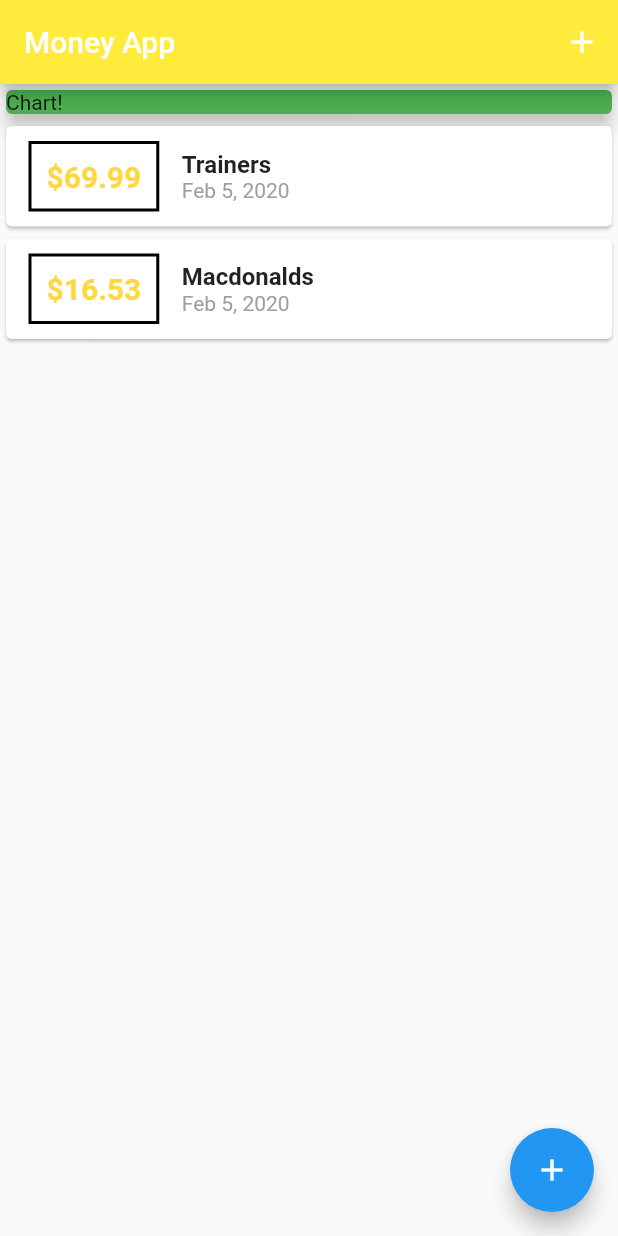
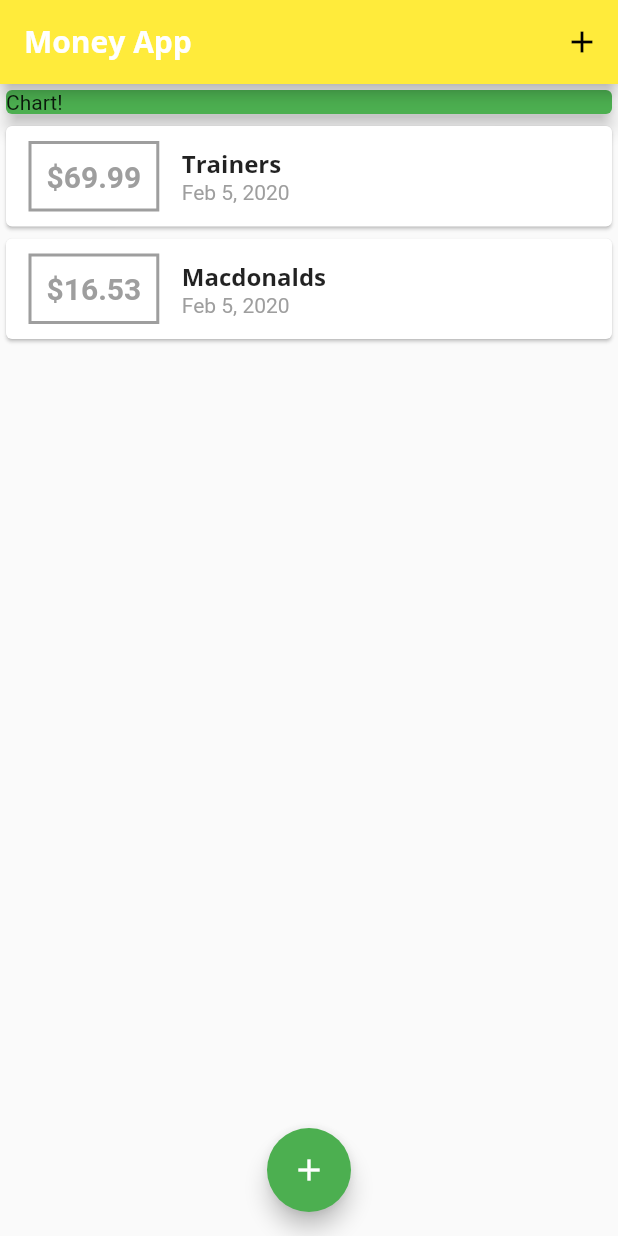
Before and after one commit to JamesRotimi/money_tracker_app, a Flutter app: the screen it shows after launch, on a phone screen of 412 x 824 dp. Run offline on Flutter 3.47's test engine with Material 2 defaults, Android fonts, the phone set to English and light mode, and no system bars.

Commit message:
adding new fonts to app Opensans and Quicksand

```diff
--- a/lib/Widgets/transaction_list.dart
+++ b/lib/Widgets/transaction_list.dart
@@ -12,7 +12,7 @@ TransactionList(this.transactions);
     return Container(
       height: 600,
       child: ListView.builder(
-            itemBuilder: (ctx, index){
+        itemBuilder: (ctx, index) {
           return Card(
             child: Row(
               children: <Widget>[
@@ -22,25 +22,28 @@ TransactionList(this.transactions);
                     horizontal: 15,
                   ),
                   decoration: BoxDecoration(
-                        border: Border.all(color: Colors.black, width: 2),
+                    border: Border.all(
+                        color: Theme.of(context).primaryColor,
+                        width: 2),
                   ),
                   padding: EdgeInsets.all(10),
                   child: Text(
-                        '\$${transactions[index].amount.toStringAsFixed(2)}', // this ensures that all numbers received will be fixed with 2 decimal places.
+                    '\$${transactions[index].amount.toStringAsFixed(2)}',
+                    // this ensures that all numbers received will be fixed with 2 decimal places.
                     style: TextStyle(
                       fontWeight: FontWeight.bold,
                       fontSize: 20,
-                          color: Colors.amberAccent,
+                      color: Theme.of(context).primaryColor,
                     ),
                   ),
                 ),
                 Column(
-                      crossAxisAlignment: CrossAxisAlignment.start, // this aligns the title to be positioned at the start i.e left
+                  crossAxisAlignment: CrossAxisAlignment.start,
+                  // this aligns the title to be positioned at the start i.e left
                   children: <Widget>[
                     Text(
                       transactions[index].title,
-                          style: TextStyle(
-                              fontSize: 16, fontWeight: FontWeight.bold),
+                      style: Theme.of(context).textTheme.title,
                     ),
                     Text(
                       DateFormat.yMMMd().format(transactions[index].date),
--- a/lib/main.dart
+++ b/lib/main.dart
@@ -10,7 +10,26 @@ class MyApp extends StatelessWidget {
   Widget build(BuildContext context) {
     // TODO: implement build
     return MaterialApp(
-      title: 'Flutter',
+      title: 'Personal Expenses',
+      theme: ThemeData(
+          primarySwatch: Colors.grey,
+          accentColor: Colors.green,
+          fontFamily: 'Quicksand',
+          textTheme: ThemeData.light().textTheme.copyWith(
+                title: TextStyle(
+                  fontFamily: 'OpenSans',
+                  fontSize: 16,
+                  fontWeight: FontWeight.bold,
+                ),
+              ),
+          appBarTheme: AppBarTheme(
+            textTheme: ThemeData.light().textTheme.copyWith(
+                    title: TextStyle(
+                  fontFamily: 'OpenSans',
+                  fontSize: 20,
+                  fontWeight: FontWeight.bold,
+                )),
+          )),
       debugShowCheckedModeBanner: false,
       home: MyHomePage(),
     );
@@ -52,10 +71,10 @@ class _MyHomePageState extends State<MyHomePage> {
         context: ctx,
         builder: (_) {
           return GestureDetector(
-           onTap: () {},
-           child: NewTransaction(_addNewTransaction),
+            onTap: () {},
+            child: NewTransaction(_addNewTransaction),
             behavior: HitTestBehavior.opaque,
-           );
+          );
         });
   }
 
@@ -91,6 +110,7 @@ class _MyHomePageState extends State<MyHomePage> {
       floatingActionButton: FloatingActionButton(
           child: Icon(Icons.add),
           onPressed: () => _startAddNewTransaction(context)),
+      floatingActionButtonLocation: FloatingActionButtonLocation.centerFloat,
     );
   }
 }
```
Also changed, not shown: pubspec.yaml (+11 -11 lines), assets/fonts/OpenSans-Bold.ttf (added), assets/fonts/OpenSans-Regular.ttf (added), assets/fonts/Quicksand-Bold.ttf (added), assets/fonts/Quicksand-Light.ttf (added), assets/fonts/Quicksand-Medium.ttf (added), assets/fonts/Quicksand-Regular.ttf (added). Lines whose indentation alone changed are shown as unchanged.
